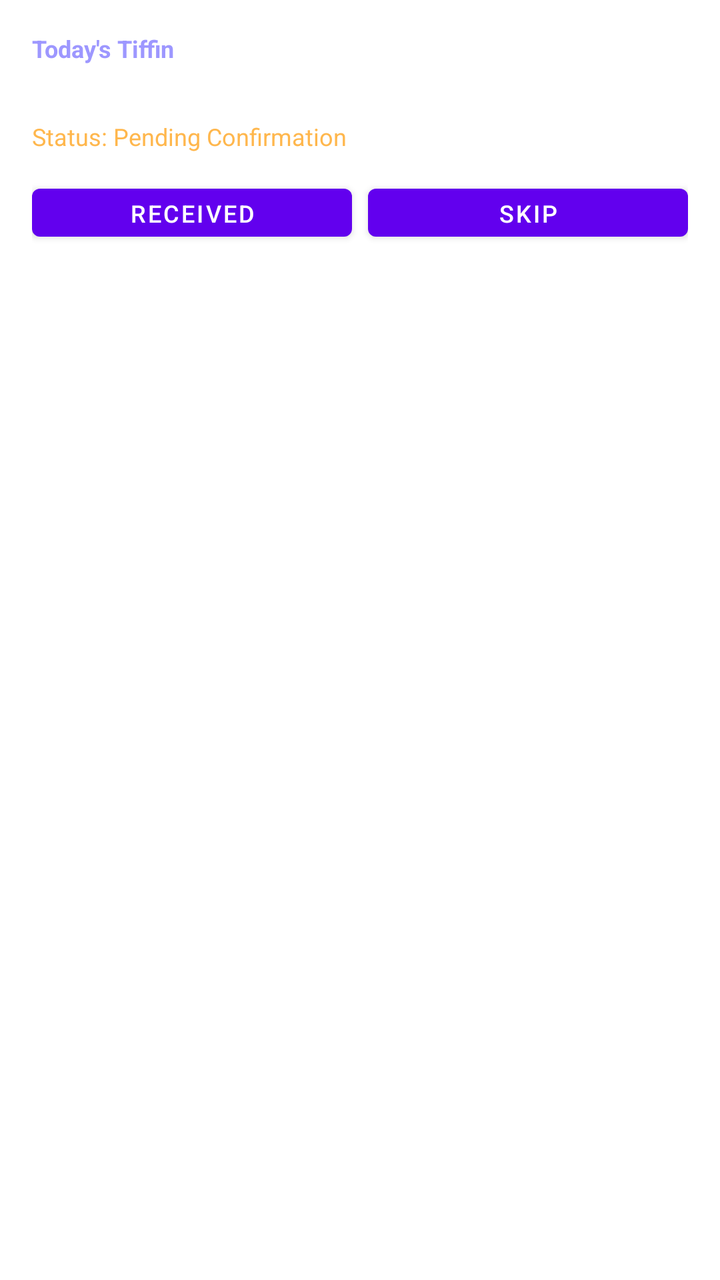
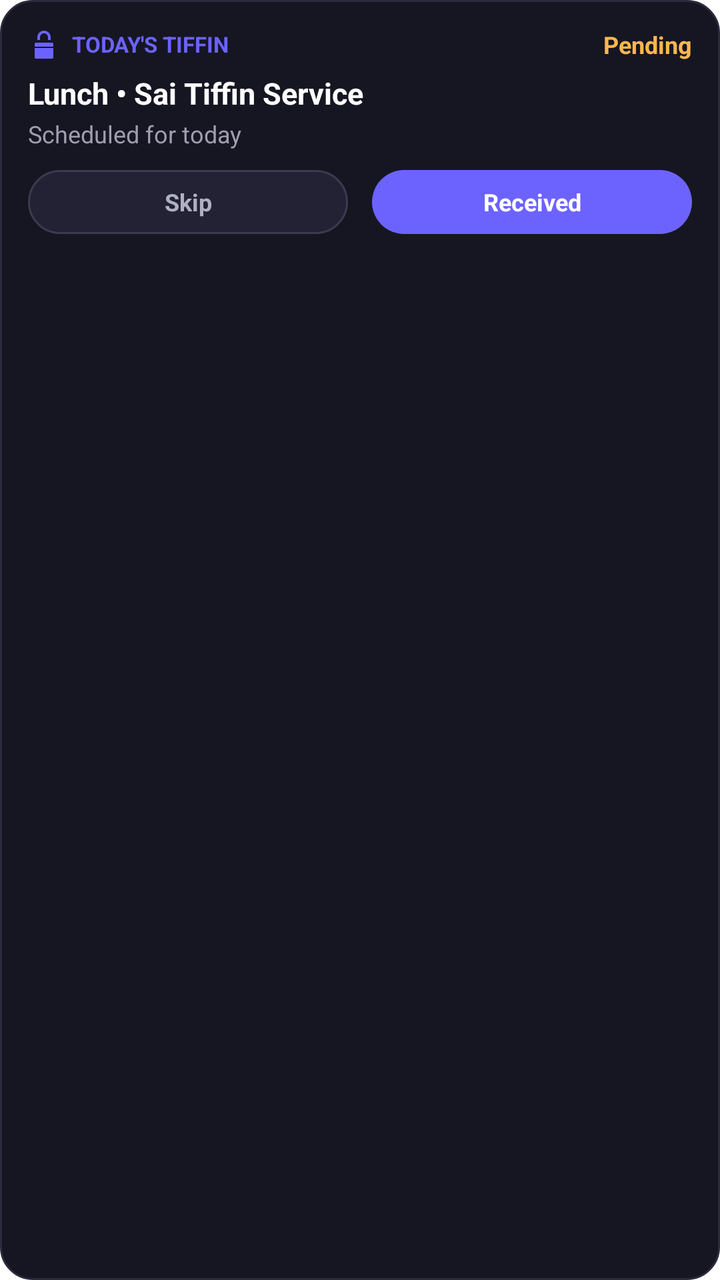

Compare the two renders of this Android layout. The source of the first and the diff that turns it into the second are given below.
<!-- AndroidManifest.xml: fallback theme Theme.MaterialComponents.DayNight.NoActionBar -->
<!-- res/layout/widget_tiffin.xml -->
<?xml version="1.0" encoding="utf-8"?>
<LinearLayout xmlns:android="http://schemas.android.com/apk/res/android"
    android:id="@+id/widget_tiffin_container"
    android:layout_width="match_parent"
    android:layout_height="match_parent"
    android:background="@drawable/launch_background"
    android:orientation="vertical"
    android:padding="16dp">

    <TextView
        android:id="@+id/tiffin_widget_title"
        android:layout_width="wrap_content"
        android:layout_height="wrap_content"
        android:text="Today's Tiffin"
        android:textColor="#9D97FF"
        android:textSize="12sp"
        android:textStyle="bold" />

    <TextView
        android:id="@+id/tiffin_widget_meal"
        android:layout_width="wrap_content"
        android:layout_height="wrap_content"
        android:layout_marginTop="4dp"
        android:text="Lunch • Sai Tiffin"
        android:textColor="#FFFFFF"
        android:textSize="16sp"
        android:textStyle="bold" />

    <TextView
        android:id="@+id/tiffin_widget_status"
        android:layout_width="wrap_content"
        android:layout_height="wrap_content"
        android:layout_marginTop="2dp"
        android:text="Status: Pending Confirmation"
        android:textColor="#FFB74D"
        android:textSize="12sp" />

    <LinearLayout
        android:layout_width="match_parent"
        android:layout_height="wrap_content"
        android:layout_marginTop="12dp"
        android:orientation="horizontal">

        <Button
            android:id="@+id/btn_tiffin_received"
            android:layout_width="0dp"
            android:layout_height="36dp"
            android:layout_weight="1"
            android:text="Received"
            android:textSize="12sp" />

        <Button
            android:id="@+id/btn_tiffin_skip"
            android:layout_width="0dp"
            android:layout_height="36dp"
            android:layout_marginStart="8dp"
            android:layout_weight="1"
            android:text="Skip"
            android:textSize="12sp" />
    </LinearLayout>
</LinearLayout>
<!-- resources referenced by this layout -->
<resources>
  <!-- drawable launch_background (drawable) -->
  <?xml version="1.0" encoding="utf-8"?>
  <layer-list xmlns:android="http://schemas.android.com/apk/res/android">
      <item android:drawable="@android:color/white" />
  
      
      
  </layer-list>
</resources>

<!-- the commit's change to res/layout/widget_tiffin.xml (unified diff, before → after) -->
@@ -3,59 +3,95 @@
     android:id="@+id/widget_tiffin_container"
     android:layout_width="match_parent"
     android:layout_height="match_parent"
-    android:background="@drawable/launch_background"
+    android:background="@drawable/widget_background"
     android:orientation="vertical"
-    android:padding="16dp">
+    android:padding="14dp">
 
-    <TextView
-        android:id="@+id/tiffin_widget_title"
-        android:layout_width="wrap_content"
+    
+    <LinearLayout
+        android:layout_width="match_parent"
         android:layout_height="wrap_content"
-        android:text="Today's Tiffin"
-        android:textColor="#9D97FF"
-        android:textSize="12sp"
-        android:textStyle="bold" />
+        android:gravity="center_vertical"
+        android:orientation="horizontal">
 
+        <ImageView
+            android:layout_width="16dp"
+            android:layout_height="16dp"
+            android:src="@drawable/ic_widget_tiffin" />
+
+        <TextView
+            android:id="@+id/tiffin_widget_title"
+            android:layout_width="0dp"
+            android:layout_height="wrap_content"
+            android:layout_marginStart="6dp"
+            android:layout_weight="1"
+            android:text="TODAY'S TIFFIN"
+            android:textColor="#6C63FF"
+            android:textSize="11sp"
+            android:textStyle="bold" />
+
+        <TextView
+            android:id="@+id/tiffin_widget_status"
+            android:layout_width="wrap_content"
+            android:layout_height="wrap_content"
+            android:text="Pending"
+            android:textColor="#FFB74D"
+            android:textSize="12sp"
+            android:textStyle="bold" />
+    </LinearLayout>
+
+    
     <TextView
         android:id="@+id/tiffin_widget_meal"
         android:layout_width="wrap_content"
         android:layout_height="wrap_content"
-        android:layout_marginTop="4dp"
-        android:text="Lunch • Sai Tiffin"
+        android:layout_marginTop="6dp"
+        android:text="Lunch • Sai Tiffin Service"
         android:textColor="#FFFFFF"
-        android:textSize="16sp"
+        android:textSize="15sp"
         android:textStyle="bold" />
 
     <TextView
-        android:id="@+id/tiffin_widget_status"
+        android:id="@+id/tiffin_widget_subtitle"
         android:layout_width="wrap_content"
         android:layout_height="wrap_content"
         android:layout_marginTop="2dp"
-        android:text="Status: Pending Confirmation"
-        android:textColor="#FFB74D"
+        android:text="Scheduled for today"
+        android:textColor="#9E9EB0"
         android:textSize="12sp" />
 
+    
     <LinearLayout
+        android:id="@+id/tiffin_actions_layout"
         android:layout_width="match_parent"
         android:layout_height="wrap_content"
-        android:layout_marginTop="12dp"
+        android:layout_marginTop="10dp"
         android:orientation="horizontal">
 
-        <Button
+        <TextView
+            android:id="@+id/btn_tiffin_skip"
+            android:layout_width="0dp"
+            android:layout_height="32dp"
+            android:layout_marginEnd="6dp"
+            android:layout_weight="1"
+            android:background="@drawable/widget_btn_secondary"
+            android:gravity="center"
+            android:text="Skip"
+            android:textColor="#B0B0C4"
+            android:textSize="12sp"
+            android:textStyle="bold" />
+
+        <TextView
             android:id="@+id/btn_tiffin_received"
             android:layout_width="0dp"
-            android:layout_height="36dp"
+            android:layout_height="32dp"
+            android:layout_marginStart="6dp"
             android:layout_weight="1"
+            android:background="@drawable/widget_btn_purple"
+            android:gravity="center"
             android:text="Received"
-            android:textSize="12sp" />
-
-        <Button
-            android:id="@+id/btn_tiffin_skip"
-            android:layout_width="0dp"
-            android:layout_height="36dp"
-            android:layout_marginStart="8dp"
-            android:layout_weight="1"
-            android:text="Skip"
-            android:textSize="12sp" />
+            android:textColor="#FFFFFF"
+            android:textSize="12sp"
+            android:textStyle="bold" />
     </LinearLayout>
 </LinearLayout>
<!-- resource entries referenced after the edit -->
@@ -1,12 +1,41 @@
 <!-- resources referenced by this layout -->
 <resources>
-  <!-- drawable launch_background (drawable) -->
+  <!-- drawable ic_widget_tiffin (drawable) -->
+  <vector xmlns:android="http://schemas.android.com/apk/res/android"
+      android:width="48dp"
+      android:height="48dp"
+      android:viewportWidth="24"
+      android:viewportHeight="24">
+    <path
+        android:fillColor="#6C63FF"
+        android:pathData="M18.06,22.99h-12.12c-0.52,0 -0.94,-0.42 -0.94,-0.94v-7.11h14v7.11c0,0.52 -0.42,0.94 -0.94,0.94zM19,13.94H5v-2c0,-0.55 0.45,-1 1,-1h12c0.55,0 1,0.45 1,1v2zM12,2c-2.76,0 -5,2.24 -5,5v2h10v-2c0,-2.76 -2.24,-5 -5,-5zM12,4c1.65,0 3,1.35 3,3v2h-6v-2c0,-1.65 1.35,-3 3,-3z"/>
+  </vector>
+  <!-- drawable widget_background (drawable) -->
   <?xml version="1.0" encoding="utf-8"?>
-  <layer-list xmlns:android="http://schemas.android.com/apk/res/android">
-      <item android:drawable="@android:color/white" />
-  
-      
-      
-  </layer-list>
+  <shape xmlns:android="http://schemas.android.com/apk/res/android"
+      android:shape="rectangle">
+      <solid android:color="#161622" />
+      <corners android:radius="16dp" />
+      <stroke
+          android:width="1dp"
+          android:color="#2A2A3C" />
+  </shape>
+  <!-- drawable widget_btn_purple (drawable) -->
+  <?xml version="1.0" encoding="utf-8"?>
+  <shape xmlns:android="http://schemas.android.com/apk/res/android"
+      android:shape="rectangle">
+      <solid android:color="#6C63FF" />
+      <corners android:radius="18dp" />
+  </shape>
+  <!-- drawable widget_btn_secondary (drawable) -->
+  <?xml version="1.0" encoding="utf-8"?>
+  <shape xmlns:android="http://schemas.android.com/apk/res/android"
+      android:shape="rectangle">
+      <solid android:color="#222234" />
+      <corners android:radius="18dp" />
+      <stroke
+          android:width="1dp"
+          android:color="#3A3A52" />
+  </shape>
 </resources>
 
